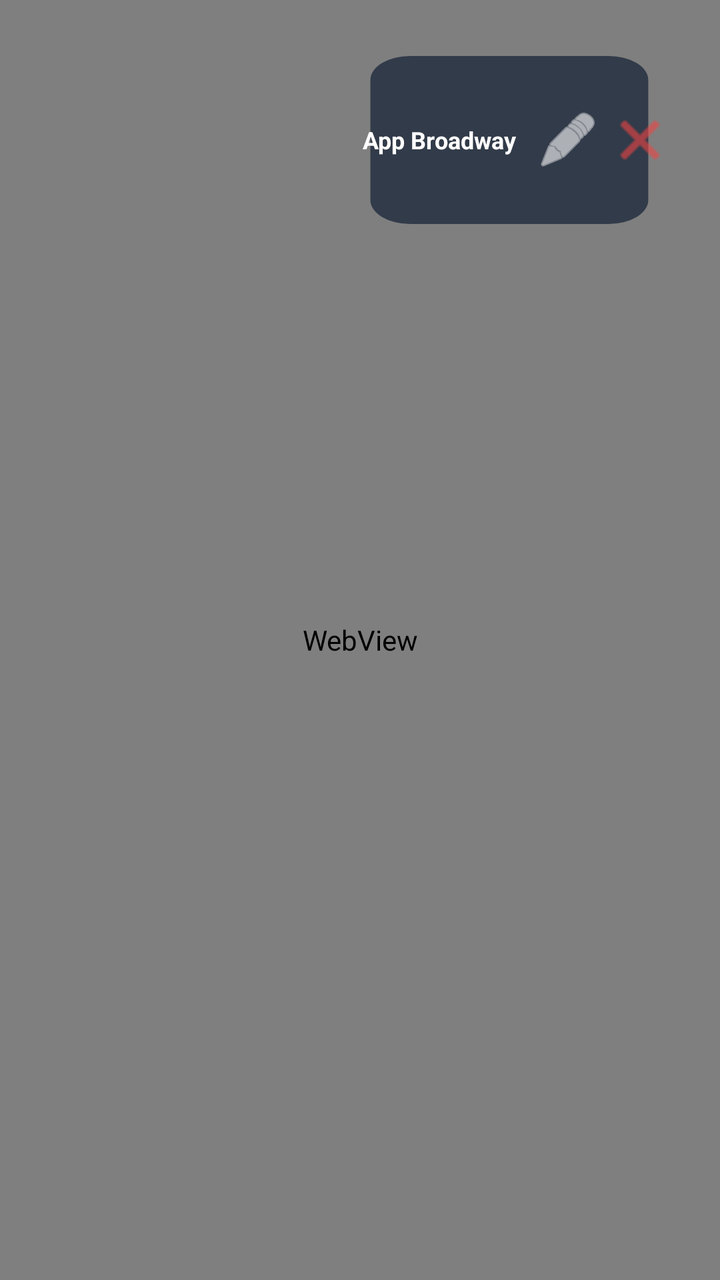
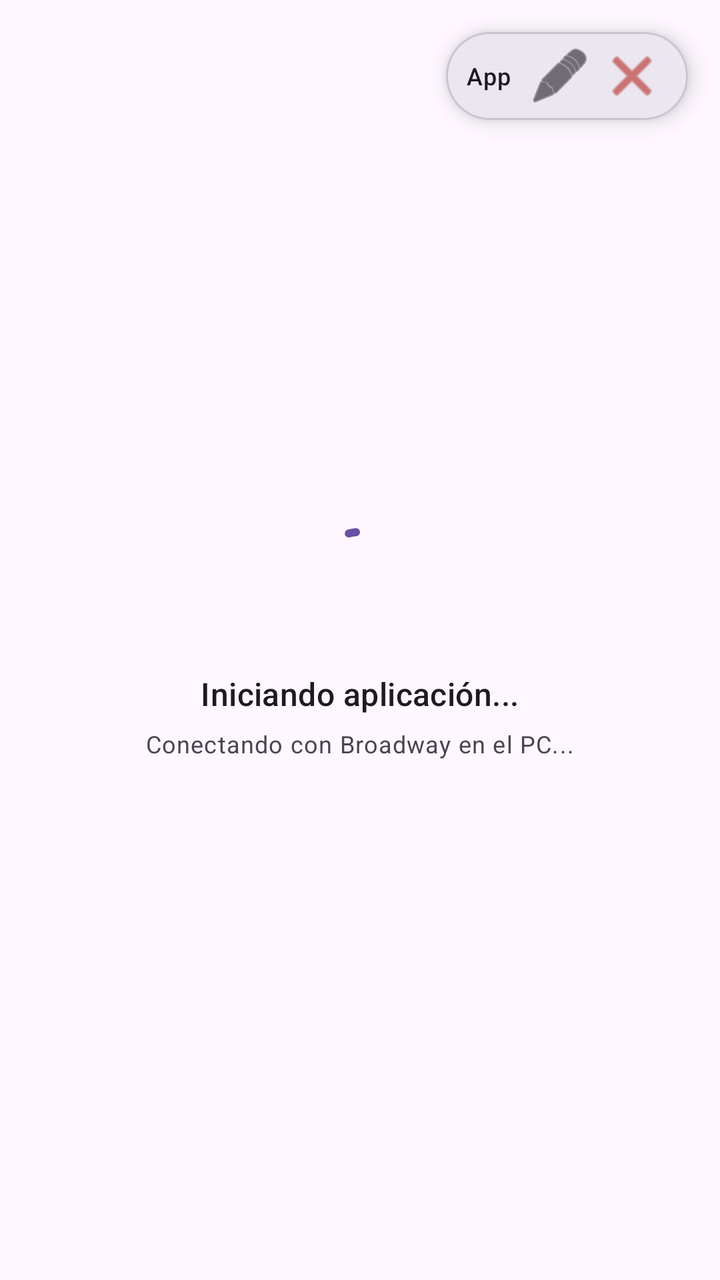

The first picture is an Android layout as it rendered before a commit; the second is the same layout after the commit. The layout source and the unified diff follow.
<!-- AndroidManifest.xml: activity theme Theme.PulsarPhone.Fullscreen -->
<!-- res/layout/activity_broadway.xml -->
<?xml version="1.0" encoding="utf-8"?>
<FrameLayout xmlns:android="http://schemas.android.com/apk/res/android"
    xmlns:app="http://schemas.android.com/apk/res-auto"
    android:layout_width="match_parent"
    android:layout_height="match_parent"
    android:background="#000000">

    <WebView
        android:id="@+id/broadwayWebView"
        android:layout_width="match_parent"
        android:layout_height="match_parent" />

    
    <LinearLayout
        android:id="@+id/floatingBar"
        android:layout_width="wrap_content"
        android:layout_height="wrap_content"
        android:layout_gravity="top|end"
        android:layout_margin="16dp"
        android:background="@drawable/ic_launcher_round"
        android:backgroundTint="#CC1E293B"
        android:elevation="8dp"
        android:gravity="center_vertical"
        android:orientation="horizontal"
        android:padding="6dp">

        <TextView
            android:id="@+id/broadwayAppTitle"
            android:layout_width="wrap_content"
            android:layout_height="wrap_content"
            android:layout_marginStart="10dp"
            android:layout_marginEnd="8dp"
            android:ellipsize="end"
            android:maxLines="1"
            android:maxWidth="160dp"
            android:text="App Broadway"
            android:textColor="#FFFFFF"
            android:textSize="12sp"
            android:textStyle="bold" />

        <ImageButton
            android:id="@+id/btnToggleKeyboard"
            android:layout_width="36dp"
            android:layout_height="36dp"
            android:background="?attr/selectableItemBackgroundBorderless"
            android:contentDescription="@string/keyboard_toggle"
            android:src="@android:drawable/ic_menu_edit"
            app:tint="#FFFFFF" />

        <ImageButton
            android:id="@+id/btnCloseBroadway"
            android:layout_width="36dp"
            android:layout_height="36dp"
            android:background="?attr/selectableItemBackgroundBorderless"
            android:contentDescription="@string/close_app"
            android:src="@android:drawable/ic_menu_close_clear_cancel"
            app:tint="#EF4444" />

    </LinearLayout>

</FrameLayout>
<!-- resources referenced by this layout -->
<resources>
  <!-- drawable ic_launcher_round (drawable) -->
  <vector xmlns:android="http://schemas.android.com/apk/res/android"
      xmlns:aapt="http://schemas.android.com/aapt"
      android:width="108dp"
      android:height="108dp"
      android:viewportWidth="108"
      android:viewportHeight="108">
  
      
      <path
          android:pathData="M24,12 L84,12 A12,12 0 0,1 96,24 L96,84 A12,12 0 0,1 84,96 L24,96 A12,12 0 0,1 12,84 L12,24 A12,12 0 0,1 24,12 Z">
          <aapt:attr name="android:fillColor">
              <gradient
                  android:startX="12"
                  android:startY="12"
                  android:endX="96"
                  android:endY="96"
                  android:type="linear">
                  <item android:color="#3584e4" android:offset="0.0"/>
                  <item android:color="#9141ac" android:offset="0.5"/>
                  <item android:color="#e01b24" android:offset="1.0"/>
              </gradient>
          </aapt:attr>
      </path>
  
      
      
      <path
          android:strokeColor="#FFFFFF"
          android:strokeWidth="5"
          android:strokeLineCap="round"
          android:pathData="M54,73 L54.01,73"/>
  
      
      <path
          android:strokeColor="#FFFFFF"
          android:strokeWidth="4"
          android:strokeLineCap="round"
          android:fillColor="#00000000"
          android:pathData="M45.6,64.4 A12,12 0 0,1 62.4,64.4"/>
  
      
      <path
          android:strokeColor="#FFFFFF"
          android:strokeWidth="4"
          android:strokeLineCap="round"
          android:fillColor="#00000000"
          android:pathData="M37.2,55.8 A24,24 0 0,1 70.8,55.8"/>
  
      
      <path
          android:strokeColor="#FFFFFF"
          android:strokeWidth="4.5"
          android:strokeLineCap="round"
          android:fillColor="#00000000"
          android:pathData="M30,46.2 A36,36 0 0,1 78,46.2"/>
  
  </vector>
  <string name="close_app">Cerrar Aplicación</string>
  <string name="keyboard_toggle">Teclado</string>
  <style name="Theme.PulsarPhone.Fullscreen" parent="Theme.Material3.DayNight.NoActionBar">
          <item name="android:windowFullscreen">true</item>
          <item name="android:windowBackground">#000000</item>
          <item name="android:statusBarColor">#000000</item>
      </style>
</resources>

<!-- the commit's change to res/layout/activity_broadway.xml (unified diff, before → after) -->
@@ -3,59 +3,103 @@
     xmlns:app="http://schemas.android.com/apk/res-auto"
     android:layout_width="match_parent"
     android:layout_height="match_parent"
-    android:background="#000000">
+    android:background="?attr/colorSurface">
 
     <WebView
         android:id="@+id/broadwayWebView"
         android:layout_width="match_parent"
-        android:layout_height="match_parent" />
+        android:layout_height="match_parent"
+        android:visibility="invisible" />
 
     
     <LinearLayout
+        android:id="@+id/loadingLayout"
+        android:layout_width="match_parent"
+        android:layout_height="match_parent"
+        android:background="?attr/colorSurface"
+        android:gravity="center"
+        android:orientation="vertical"
+        android:padding="24dp">
+
+        <com.google.android.material.progressindicator.CircularProgressIndicator
+            android:layout_width="wrap_content"
+            android:layout_height="wrap_content"
+            android:indeterminate="true"
+            app:indicatorSize="48dp"
+            app:trackThickness="4dp" />
+
+        <TextView
+            android:id="@+id/loadingAppTitle"
+            android:layout_width="wrap_content"
+            android:layout_height="wrap_content"
+            android:layout_marginTop="20dp"
+            android:text="Iniciando aplicación..."
+            android:textAppearance="?attr/textAppearanceTitleMedium"
+            android:textColor="?attr/colorOnSurface" />
+
+        <TextView
+            android:layout_width="wrap_content"
+            android:layout_height="wrap_content"
+            android:layout_marginTop="6dp"
+            android:text="Conectando con Broadway en el PC..."
+            android:textAppearance="?attr/textAppearanceBodySmall"
+            android:textColor="?attr/colorOnSurfaceVariant" />
+
+    </LinearLayout>
+
+    
+    <com.google.android.material.card.MaterialCardView
         android:id="@+id/floatingBar"
         android:layout_width="wrap_content"
         android:layout_height="wrap_content"
         android:layout_gravity="top|end"
         android:layout_margin="16dp"
-        android:background="@drawable/ic_launcher_round"
-        android:backgroundTint="#CC1E293B"
-        android:elevation="8dp"
-        android:gravity="center_vertical"
-        android:orientation="horizontal"
-        android:padding="6dp">
+        app:cardBackgroundColor="?attr/colorSurfaceContainerHigh"
+        app:cardCornerRadius="24dp"
+        app:cardElevation="6dp"
+        app:strokeColor="?attr/colorOutlineVariant"
+        app:strokeWidth="1dp">
 
-        <TextView
-            android:id="@+id/broadwayAppTitle"
+        <LinearLayout
             android:layout_width="wrap_content"
             android:layout_height="wrap_content"
-            android:layout_marginStart="10dp"
-            android:layout_marginEnd="8dp"
-            android:ellipsize="end"
-            android:maxLines="1"
-            android:maxWidth="160dp"
-            android:text="App Broadway"
-            android:textColor="#FFFFFF"
-            android:textSize="12sp"
-            android:textStyle="bold" />
+            android:gravity="center_vertical"
+            android:orientation="horizontal"
+            android:paddingHorizontal="10dp"
+            android:paddingVertical="4dp">
 
-        <ImageButton
-            android:id="@+id/btnToggleKeyboard"
-            android:layout_width="36dp"
-            android:layout_height="36dp"
-            android:background="?attr/selectableItemBackgroundBorderless"
-            android:contentDescription="@string/keyboard_toggle"
-            android:src="@android:drawable/ic_menu_edit"
-            app:tint="#FFFFFF" />
+            <TextView
+                android:id="@+id/broadwayAppTitle"
+                android:layout_width="wrap_content"
+                android:layout_height="wrap_content"
+                android:layout_marginEnd="6dp"
+                android:ellipsize="end"
+                android:maxLines="1"
+                android:maxWidth="160dp"
+                android:text="App"
+                android:textAppearance="?attr/textAppearanceLabelMedium"
+                android:textColor="?attr/colorOnSurface" />
 
-        <ImageButton
-            android:id="@+id/btnCloseBroadway"
-            android:layout_width="36dp"
-            android:layout_height="36dp"
-            android:background="?attr/selectableItemBackgroundBorderless"
-            android:contentDescription="@string/close_app"
-            android:src="@android:drawable/ic_menu_close_clear_cancel"
-            app:tint="#EF4444" />
+            <ImageButton
+                android:id="@+id/btnToggleKeyboard"
+                android:layout_width="36dp"
+                android:layout_height="36dp"
+                android:background="?attr/selectableItemBackgroundBorderless"
+                android:contentDescription="@string/keyboard_toggle"
+                android:src="@android:drawable/ic_menu_edit"
+                app:tint="?attr/colorOnSurface" />
 
-    </LinearLayout>
+            <ImageButton
+                android:id="@+id/btnCloseBroadway"
+                android:layout_width="36dp"
+                android:layout_height="36dp"
+                android:background="?attr/selectableItemBackgroundBorderless"
+                android:contentDescription="@string/close_app"
+                android:src="@android:drawable/ic_menu_close_clear_cancel"
+                app:tint="?attr/colorError" />
+
+        </LinearLayout>
+
+    </com.google.android.material.card.MaterialCardView>
 
 </FrameLayout>
<!-- resource entries referenced after the edit -->
@@ -1,68 +1,10 @@
 <!-- resources referenced by this layout -->
 <resources>
-  <!-- drawable ic_launcher_round (drawable) -->
-  <vector xmlns:android="http://schemas.android.com/apk/res/android"
-      xmlns:aapt="http://schemas.android.com/aapt"
-      android:width="108dp"
-      android:height="108dp"
-      android:viewportWidth="108"
-      android:viewportHeight="108">
-  
-      
-      <path
-          android:pathData="M24,12 L84,12 A12,12 0 0,1 96,24 L96,84 A12,12 0 0,1 84,96 L24,96 A12,12 0 0,1 12,84 L12,24 A12,12 0 0,1 24,12 Z">
-          <aapt:attr name="android:fillColor">
-              <gradient
-                  android:startX="12"
-                  android:startY="12"
-                  android:endX="96"
-                  android:endY="96"
-                  android:type="linear">
-                  <item android:color="#3584e4" android:offset="0.0"/>
-                  <item android:color="#9141ac" android:offset="0.5"/>
-                  <item android:color="#e01b24" android:offset="1.0"/>
-              </gradient>
-          </aapt:attr>
-      </path>
-  
-      
-      
-      <path
-          android:strokeColor="#FFFFFF"
-          android:strokeWidth="5"
-          android:strokeLineCap="round"
-          android:pathData="M54,73 L54.01,73"/>
-  
-      
-      <path
-          android:strokeColor="#FFFFFF"
-          android:strokeWidth="4"
-          android:strokeLineCap="round"
-          android:fillColor="#00000000"
-          android:pathData="M45.6,64.4 A12,12 0 0,1 62.4,64.4"/>
-  
-      
-      <path
-          android:strokeColor="#FFFFFF"
-          android:strokeWidth="4"
-          android:strokeLineCap="round"
-          android:fillColor="#00000000"
-          android:pathData="M37.2,55.8 A24,24 0 0,1 70.8,55.8"/>
-  
-      
-      <path
-          android:strokeColor="#FFFFFF"
-          android:strokeWidth="4.5"
-          android:strokeLineCap="round"
-          android:fillColor="#00000000"
-          android:pathData="M30,46.2 A36,36 0 0,1 78,46.2"/>
-  
-  </vector>
   <string name="close_app">Cerrar Aplicación</string>
   <string name="keyboard_toggle">Teclado</string>
   <style name="Theme.PulsarPhone.Fullscreen" parent="Theme.Material3.DayNight.NoActionBar">
           <item name="android:windowFullscreen">true</item>
-          <item name="android:windowBackground">#000000</item>
+          <item name="android:windowBackground">?attr/colorSurface</item>
           <item name="android:statusBarColor">#000000</item>
       </style>
 </resources>
